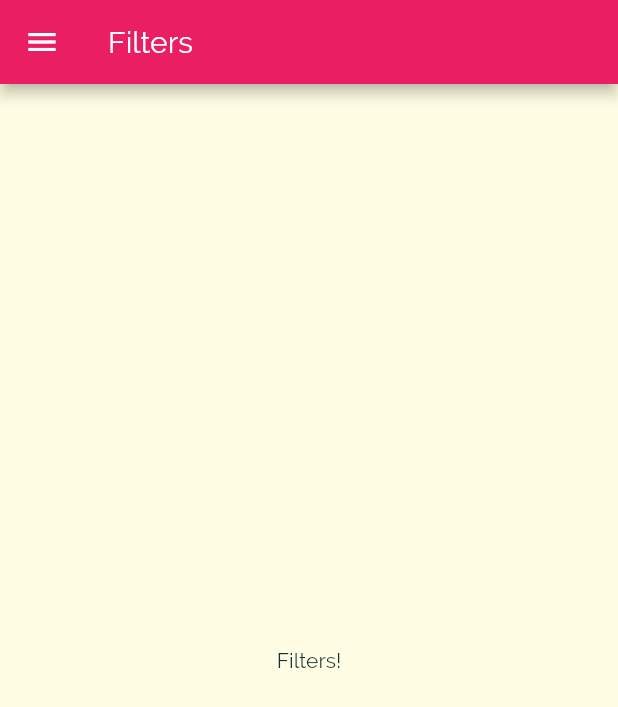
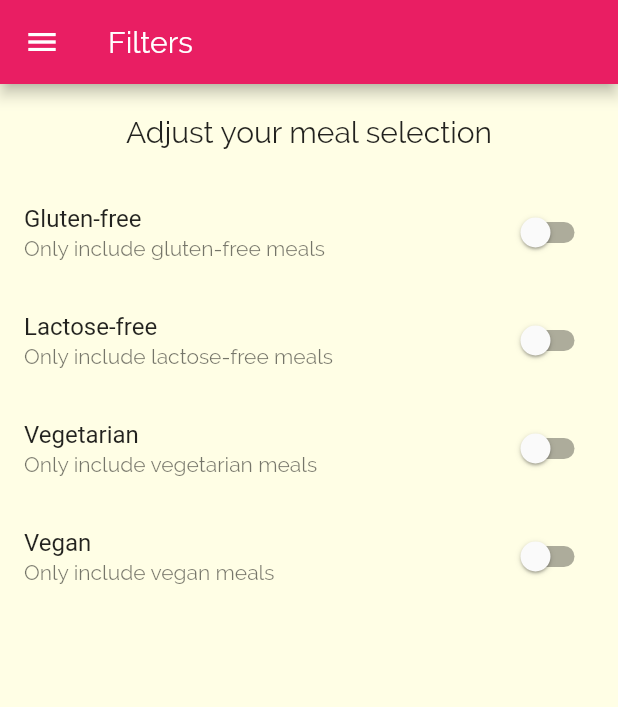
Before and after one commit to lastradev/flutter-meals-app, a Flutter app: the FiltersScreen screen opened by its route, on a phone screen of 412 x 824 dp. Shown: the top 707 px of the screen. Run offline on Flutter 3.47's test engine with Material 2 defaults, Android fonts, the phone set to English and light mode, and no system bars.

Commit message:
Add filter switches

```diff
--- a/lib/screens/filters_screen.dart
+++ b/lib/screens/filters_screen.dart
@@ -1,8 +1,35 @@
 import 'package:flutter/material.dart';
 import '../widgets/main_drawer.dart';
 
-class FiltersScreen extends StatelessWidget {
+class FiltersScreen extends StatefulWidget {
   static const routeName = '/filters';
+
+  @override
+  _FiltersScreenState createState() => _FiltersScreenState();
+}
+
+class _FiltersScreenState extends State<FiltersScreen> {
+  var _glutenFree = false;
+  var _vegetarian = false;
+  var _vegan = false;
+  var _lactoseFree = false;
+
+  Widget _buildSwitchListTile(
+    String title,
+    String description,
+    bool currentValue,
+    Function updateValue,
+  ) {
+    return SwitchListTile(
+      title: Text(title),
+      subtitle: Text(
+        description,
+      ),
+      value: _glutenFree,
+      onChanged: (_) => updateValue(),
+    );
+  }
+
   @override
   Widget build(BuildContext context) {
     return Scaffold(
@@ -12,8 +39,70 @@ class FiltersScreen extends StatelessWidget {
         ),
       ),
       drawer: MainDrawer(),
-      body: Center(
-        child: Text('Filters!'),
+      body: Column(
+        children: [
+          Container(
+            padding: EdgeInsets.all(20),
+            child: Text(
+              'Adjust your meal selection',
+              style: Theme.of(context).textTheme.headline6,
+            ),
+          ),
+          Expanded(
+            child: ListView(
+              children: [
+                _buildSwitchListTile(
+                  'Gluten-free',
+                  'Only include gluten-free meals',
+                  _glutenFree,
+                  (newValue) {
+                    setState(
+                      () {
+                        _glutenFree = newValue;
+                      },
+                    );
+                  },
+                ),
+                _buildSwitchListTile(
+                  'Lactose-free',
+                  'Only include lactose-free meals',
+                  _lactoseFree,
+                  (newValue) {
+                    setState(
+                      () {
+                        _lactoseFree = newValue;
+                      },
+                    );
+                  },
+                ),
+                _buildSwitchListTile(
+                  'Vegetarian',
+                  'Only include vegetarian meals',
+                  _vegetarian,
+                  (newValue) {
+                    setState(
+                      () {
+                        _vegetarian = newValue;
+                      },
+                    );
+                  },
+                ),
+                _buildSwitchListTile(
+                  'Vegan',
+                  'Only include vegan meals',
+                  _vegan,
+                  (newValue) {
+                    setState(
+                      () {
+                        _vegan = newValue;
+                      },
+                    );
+                  },
+                ),
+              ],
+            ),
+          ),
+        ],
       ),
     );
   }
```
